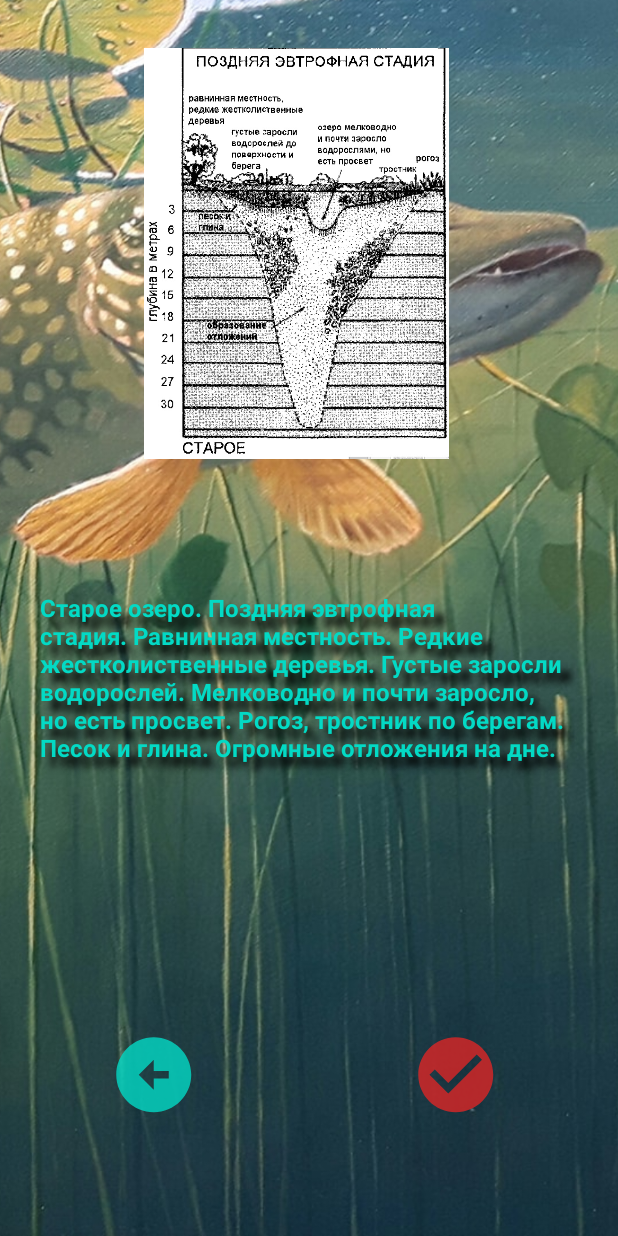
After one commit to EvgeniiEY/PikeLindner, an Android app: the layout evtro_lake_description.xml on its own in the app's theme, with its tools: preview values and no code run, on a phone screen of 412 x 824 dp. The commit adds this screen. Run offline under Robolectric (Android 15) with nearby library versions, the phone set to English and light mode, and no system bars.

```diff
--- a/app/src/main/AndroidManifest.xml
+++ b/app/src/main/AndroidManifest.xml
@@ -23,6 +23,8 @@
             </intent-filter>
         </activity>
         <activity android:name=".Instruction"/>
+        <activity android:name=".Lakes"/>
+        <activity android:name=".OligoLakeDescription"/>
         <activity android:name=".PondsCategories"/>
 
     </application>
--- /dev/null
+++ b/app/src/main/res/layout/evtro_lake_description.xml
@@ -0,0 +1,81 @@
+<?xml version="1.0" encoding="utf-8"?>
+<androidx.constraintlayout.widget.ConstraintLayout xmlns:android="http://schemas.android.com/apk/res/android"
+    xmlns:app="http://schemas.android.com/apk/res-auto"
+    xmlns:tools="http://schemas.android.com/tools"
+    android:layout_width="match_parent"
+    android:layout_height="match_parent">
+
+    <ImageView
+        android:id="@+id/cover2"
+        android:layout_width="wrap_content"
+        android:layout_height="wrap_content"
+        android:scaleType="centerCrop"
+        android:layout_marginLeft="40dp"
+        android:layout_marginRight="40dp"
+        app:layout_constraintBottom_toBottomOf="parent"
+        app:layout_constraintEnd_toEndOf="parent"
+        app:layout_constraintStart_toStartOf="parent"
+        app:layout_constraintTop_toTopOf="parent"
+        app:srcCompat="@drawable/cover2_crop" />
+
+    <ImageView
+        android:id="@+id/evtroLakePic"
+        android:layout_width="395dp"
+        android:layout_height="274dp"
+        android:layout_marginTop="32dp"
+        app:layout_constraintEnd_toEndOf="parent"
+        app:layout_constraintHorizontal_bias="0.0"
+        app:layout_constraintStart_toStartOf="parent"
+        app:layout_constraintTop_toTopOf="@+id/cover2"
+        app:srcCompat="@drawable/evtrolake" />
+
+
+    <TextView
+        android:id="@+id/evtroLakeDescription"
+        android:layout_width="379dp"
+        android:layout_height="252dp"
+        android:layout_marginBottom="132dp"
+        android:shadowColor="@color/black"
+        android:shadowDx="10"
+        android:shadowDy="10"
+        android:shadowRadius="6"
+        android:text="@string/evtroLakeDescription"
+        android:paddingLeft="10dp"
+        android:paddingRight="10dp"
+        android:textAlignment="viewStart"
+        android:textColor="@color/teal_200"
+        android:textSize="16sp"
+        android:textStyle="bold"
+        app:layout_constraintBottom_toBottomOf="parent"
+        app:layout_constraintEnd_toEndOf="parent"
+        app:layout_constraintStart_toStartOf="parent"
+        app:layout_constraintTop_toBottomOf="@+id/evtroLakePic"
+        app:layout_constraintVertical_bias="0.658" />
+
+    <ImageButton
+        android:id="@+id/buttonBack"
+        android:layout_width="88dp"
+        android:layout_height="72dp"
+        android:layout_marginStart="56dp"
+        android:layout_marginTop="32dp"
+        android:background="@android:color/transparent"
+        android:src="@drawable/ic_button_back"
+        app:layout_constraintStart_toStartOf="parent"
+        app:layout_constraintTop_toBottomOf="@+id/evtroLakeDescription"
+        app:tint="@color/teal_200" />
+
+    <ImageButton
+        android:id="@+id/buttonNext"
+        android:layout_width="88dp"
+        android:layout_height="72dp"
+        android:layout_marginTop="32dp"
+        android:background="@android:color/transparent"
+        android:src="@drawable/ic_button_confirm"
+        app:layout_constraintEnd_toEndOf="parent"
+        app:layout_constraintHorizontal_bias="0.63"
+        app:layout_constraintStart_toEndOf="@+id/buttonBack"
+        app:layout_constraintTop_toBottomOf="@+id/evtroLakeDescription"
+        app:tint="@color/pastel_red" />
+
+
+</androidx.constraintlayout.widget.ConstraintLayout>
--- a/app/src/main/res/layout/lakes.xml
+++ b/app/src/main/res/layout/lakes.xml
@@ -13,6 +13,7 @@
         android:id="@+id/cover2"
         android:layout_width="wrap_content"
         android:layout_height="wrap_content"
+        android:scaleType="centerCrop"
         android:layout_marginLeft="40dp"
         android:layout_marginRight="40dp"
         app:layout_constraintBottom_toBottomOf="parent"
--- a/app/src/main/res/layout/oligo_lake_description.xml
+++ b/app/src/main/res/layout/oligo_lake_description.xml
@@ -9,6 +9,7 @@
         android:id="@+id/cover2"
         android:layout_width="wrap_content"
         android:layout_height="wrap_content"
+        android:scaleType="centerCrop"
         android:layout_marginLeft="40dp"
         android:layout_marginRight="40dp"
         app:layout_constraintBottom_toBottomOf="parent"
@@ -38,6 +39,8 @@
         android:shadowDx="10"
         android:shadowDy="10"
         android:shadowRadius="6"
+        android:paddingLeft="10dp"
+        android:paddingRight="10dp"
         android:text="@string/oligoLakeDescription"
         android:textAlignment="viewStart"
         android:textColor="@color/teal_200"
@@ -65,10 +68,11 @@
         android:id="@+id/buttonNext"
         android:layout_width="88dp"
         android:layout_height="72dp"
-        android:layout_marginStart="96dp"
         android:layout_marginTop="32dp"
         android:background="@android:color/transparent"
         android:src="@drawable/ic_button_confirm"
+        app:layout_constraintEnd_toEndOf="parent"
+        app:layout_constraintHorizontal_bias="0.63"
         app:layout_constraintStart_toEndOf="@+id/buttonBack"
         app:layout_constraintTop_toBottomOf="@+id/oligoLakeDescription"
         app:tint="@color/pastel_red" />
--- a/app/src/main/res/layout/rivers.xml
+++ b/app/src/main/res/layout/rivers.xml
@@ -12,6 +12,7 @@
         android:id="@+id/cover2"
         android:layout_width="wrap_content"
         android:layout_height="wrap_content"
+        android:scaleType="centerCrop"
         android:layout_marginLeft="40dp"
         android:layout_marginRight="40dp"
         app:layout_constraintBottom_toBottomOf="parent"
--- a/app/src/main/res/layout/storages.xml
+++ b/app/src/main/res/layout/storages.xml
@@ -12,6 +12,7 @@
         android:id="@+id/cover2"
         android:layout_width="wrap_content"
         android:layout_height="wrap_content"
+        android:scaleType="centerCrop"
         android:layout_marginLeft="40dp"
         android:layout_marginRight="40dp"
         app:layout_constraintBottom_toBottomOf="parent"
```
Also changed, not shown: app/src/main/java/com/example/pikelindner/Lakes.kt (added, +24 -0 lines), app/src/main/java/com/example/pikelindner/OligoLakeDescription.kt (+27 -1 lines), app/src/main/java/com/example/pikelindner/PondsCategories.kt (+19 -0 lines), app/src/main/java/com/example/pikelindner/Rivers.kt (added, +23 -0 lines), app/src/main/java/com/example/pikelindner/Storages.kt (added, +23 -0 lines), app/src/main/res/layout/mezo_lake_description.xml (added, +81 -0 lines), app/src/main/res/navigation/mobile_navigation.xml (+24 -4 lines), 5 other files.
